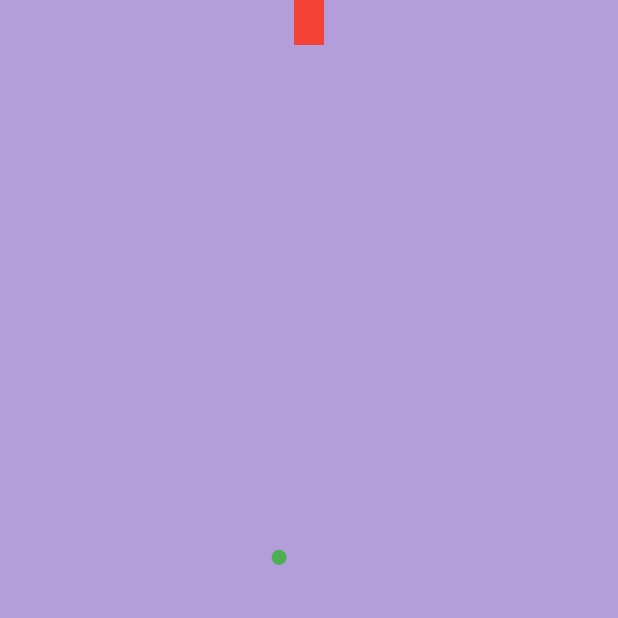
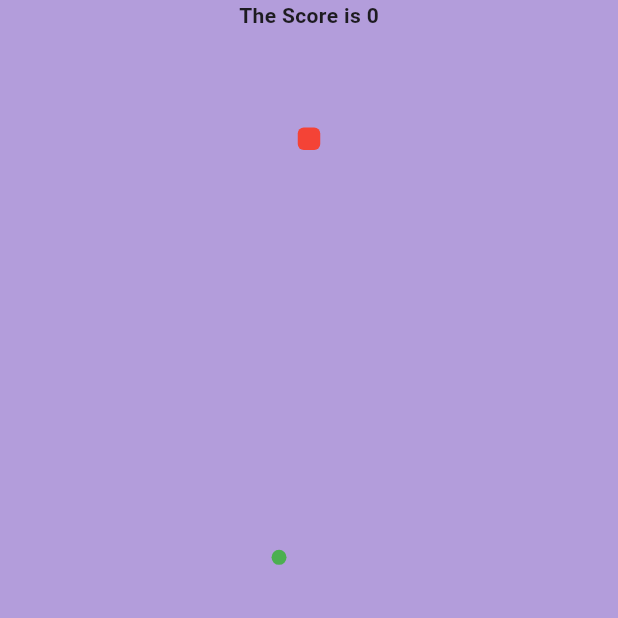
Before and after one commit to kyril-san/snake-game, a Flutter app: the screen it shows after launch, on a phone screen of 412 x 824 dp, the top half of it. Run offline on Flutter 3.47's test engine with Material 2 defaults, Android fonts, the phone set to English and light mode, and no system bars.

Commit message:
Added the food and the food counter

```diff
--- a/lib/screens/homepage.dart
+++ b/lib/screens/homepage.dart
@@ -11,6 +11,8 @@
   @override
   State<MyHomePage> createState() => _MyHomePageState();
 }
+
+int _countscore = 0;
 
 enum Move { up, down, right, left }
 
@@ -27,49 +29,65 @@
 bool gameover = false;
 
 class _MyHomePageState extends State<MyHomePage> {
+  //* TO START THE GAME
   void _startgame() {
-    Timer.periodic(Duration(milliseconds: 500), (timer) {
+    Timer.periodic(Duration(milliseconds: 100), (timer) {
       _updategame();
+      _didsnakeeatfood();
+
+      checkforgameover();
 
       if (gameover) {
         timer.cancel();
       }
     });
-    // _updategame();
   }
 
+//* TO UPDATE THE MOVEMENT OF THE GAME
   void _updategame() {
+    setState(() {
       if (move == Move.left) {
-      setState(() {
-        snakex -= 0.1;
-        checkforgameover();
-      });
+        snakex -= 0.02;
+        // checkforgameover();
       } else if (move == Move.right) {
-      setState(() {
-        snakex += 0.1;
-        checkforgameover();
-      });
+        snakex += 0.02;
+        // checkforgameover();
       } else if (move == Move.up) {
-      setState(() {
-        snakey += 0.1;
-        checkforgameover();
-      });
+        snakey += 0.01;
+        // checkforgameover();
       } else if (move == Move.down) {
-      setState(() {
-        snakey -= 0.1;
-        checkforgameover();
+        snakey -= 0.01;
+        // checkforgameover();
+      } else {
+        return;
+      }
     });
   }
-  }
 
+  //* TO CHECK FOR GAME OVER
   bool checkforgameover() {
-    if (snakex >= 0.9 || snakex <= -0.9 || snakey >= 0.9 || snakey <= -0.9) {
+    if (snakex >= 0.99 || snakex <= -0.99 || snakey >= 1 || snakey <= -1) {
       setState(() {
         gameover = true;
       });
       return true;
     }
     return false;
+  }
+
+//* TO SEE IF THE SNAKE EATS THE FOOD
+  void _didsnakeeatfood() {
+    final finalfoodx = foodx.toStringAsFixed(1);
+    final finalfoody = foody.toStringAsFixed(1);
+    final finalsnakex = snakex.toStringAsFixed(1);
+    final finalsnakey = snakey.toStringAsFixed(1);
+    if (finalsnakex == finalfoodx && finalsnakey == finalfoody) {
+      setState(() {
+        _countscore++;
+        foodx = Random().nextDouble() * -0.9;
+        foody = Random().nextDouble() * -0.9;
+      });
+    }
   }
 
   @override
@@ -106,17 +124,43 @@
             }
           },
           child: Container(
-            width: MediaQuery.sizeOf(context).width,
+            width: MediaQuery.sizeOf(context).width * 1,
             height: MediaQuery.sizeOf(context).height,
             color: Colors.deepPurple[200],
             child: Stack(
               children: [
                 Align(
+                    alignment: Alignment.topCenter,
+                    child: Text(
+                      'The Score is $_countscore',
+                      style: TextStyle(fontWeight: FontWeight.bold),
+                    )),
+                gameover
+                    ? Align(
+                        alignment: Alignment.center,
+                        child: Column(
+                          mainAxisAlignment: MainAxisAlignment.center,
+                          children: [
+                            Text(
+                              'G A M E O V E R',
+                              style: TextStyle(
+                                  fontWeight: FontWeight.w900, fontSize: 24),
+                            ),
+                            Text(
+                              'FINAL SCORE  IS $_countscore',
+                              style: TextStyle(fontSize: 16),
+                            ),
+                          ],
+                        ))
+                    : Container(),
+                Align(
                   alignment: Alignment(snakex, snakey),
                   child: Container(
-                    height: 30,
-                    width: 20,
+                    height: 15,
+                    width: 15,
+                    decoration: BoxDecoration(
                         color: Colors.red,
+                        borderRadius: BorderRadius.circular(4)),
                   ),
                 ),
                 Align(
```
Lines whose indentation alone changed are shown as unchanged.
